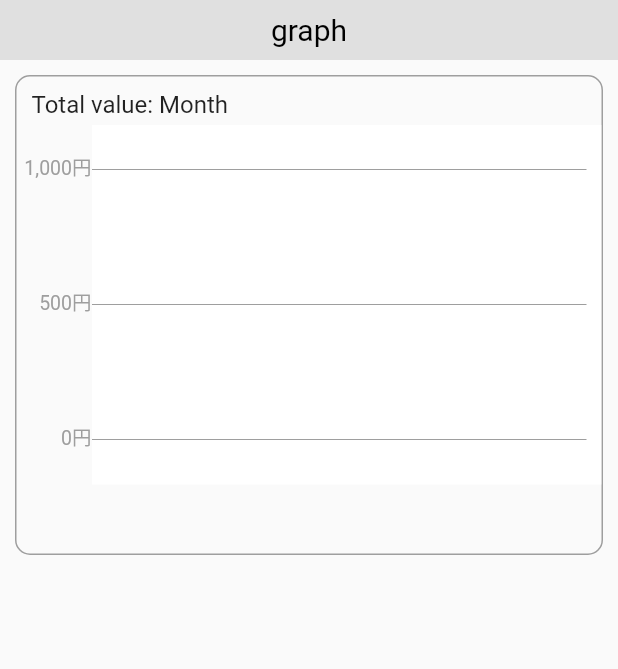
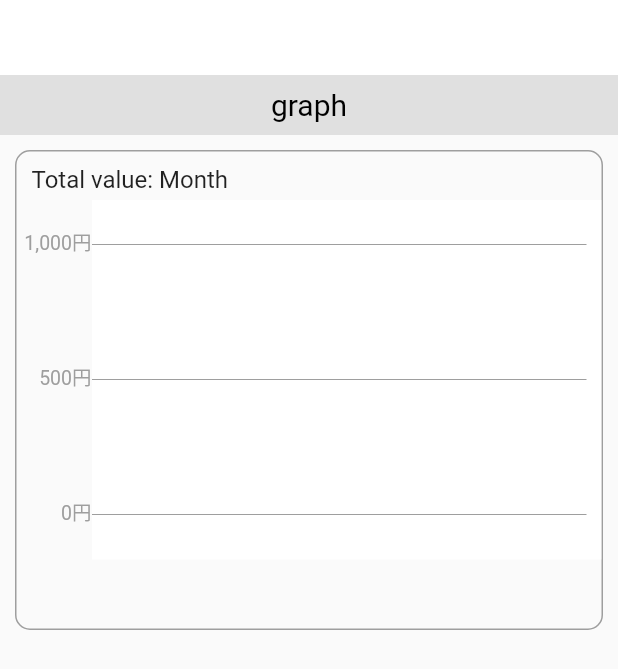
Before and after one commit to kura-kento/BalanceManagement, a Flutter app: the GraphPage screen opened directly, on a phone screen of 412 x 824 dp. Shown: the top 669 px of the screen. Run offline on Flutter 3.47's test engine with Material 2 defaults, Android fonts, the phone set to English and light mode, and no system bars; drawn by our look-alikes of auto_size_text, google_mobile_ads; our stand-ins replace charts_flutter, flutter_slidable, local_auth, shared_preferences, sqflite; missing offline and left inert: app_review, flutter_lock_screen, infinity_page_view; accounts and stored records are empty; network calls fail.

Commit message:
広告更新

```diff
--- a/lib/screens/graph_page.dart
+++ b/lib/screens/graph_page.dart
@@ -1,8 +1,11 @@
 import 'package:balancemanagement_app/i18n/message.dart';
 import 'package:balancemanagement_app/models/calendar.dart';
+import 'package:balancemanagement_app/utils/admob.dart';
 import 'package:balancemanagement_app/utils/database_help.dart';
+import 'package:balancemanagement_app/utils/shared_prefs.dart';
 import 'package:flutter/cupertino.dart';
 import 'package:flutter/material.dart';
+import 'package:google_mobile_ads/google_mobile_ads.dart';
 import 'package:intl/intl.dart';
 import '../chart.dart';
 
@@ -12,6 +15,8 @@ class GraphPage extends StatefulWidget {
 }
 
 class _GraphPageState extends State<GraphPage> {
+  final BannerAd myBanner = AdMob.admobBanner();
+  final BannerAd myBanner2 = AdMob.admobBanner2();
 
   DatabaseHelper databaseHelper = DatabaseHelper();
   List<Calendar> calendarList = [];
@@ -28,8 +33,19 @@ class _GraphPageState extends State<GraphPage> {
 
   @override
   Widget build(BuildContext context) {
+    myBanner.load();
+    myBanner2.load();
     isJapanese = Localizations.localeOf(context).languageCode == 'ja';
-    return Scaffold(
+    return Column(
+      children: [
+        Align(
+          alignment: Alignment.topCenter,
+          child: SharedPrefs.getAdPositionTop()
+              ? AdMob.adContainer(myBanner)
+              : Container(),
+        ),
+        Expanded(
+          child: Scaffold(
             body: Column(
               children: [
                 Container(
@@ -66,6 +82,12 @@ class _GraphPageState extends State<GraphPage> {
               ],
 
             ),
+          ),
+        ),
+        SharedPrefs.getAdPositionTop()
+            ? Container()
+            : AdMob.adContainer(myBanner2),
+      ],
     );
   }
 
--- a/lib/utils/admob.dart
+++ b/lib/utils/admob.dart
@@ -39,8 +39,31 @@ class AdMob{
     );
   }
 
+  static BannerAd admobBanner2() {
+    // return Container();
+    return BannerAd(
+      adUnitId: getBannerAdUnitId(),
+      size: AdSize.banner,
+      request: AdRequest(),
+      listener: BannerAdListener(
+        // 広告が正常にロードされたときに呼ばれます。
+        onAdLoaded: (Ad ad) => print('バナー広告がロードされました。'),
+        // 広告のロードが失敗した際に呼ばれます。
+        onAdFailedToLoad: (Ad ad, LoadAdError error) {
+          print('バナー広告のロードに失敗しました。: $error');
+        },
+        // 広告が開かれたときに呼ばれます。
+        onAdOpened: (Ad ad) => print('バナー広告が開かれました。'),
+        // 広告が閉じられたときに呼ばれます。
+        onAdClosed: (Ad ad) => print('バナー広告が閉じられました。'),
+        // ユーザーがアプリを閉じるときに呼ばれます。
+        onAdWillDismissScreen: (Ad ad) => print('ユーザーがアプリを離れました。'),
+      ),
+    );
+  }
+
   static Widget adContainer(myBanner){
-    final AdWidget adWidget = AdWidget(ad: myBanner);
+    AdWidget adWidget = AdWidget(ad: myBanner);
     return Container(
       alignment: Alignment.center,
       child: adWidget,
--- a/pubspec.yaml
+++ b/pubspec.yaml
@@ -1,7 +1,7 @@
 name: balancemanagement_app
 description: A new Flutter application.
 
-version: 1.3.3+1
+version: 1.3.3+2
 
 environment:
   sdk: ">=2.2.2 <3.0.0"
```
Also changed, not shown: lib/screens/calendar_page.dart (+23 -1 lines), lib/screens/home_page.dart (+7 -6 lines), lib/screens/password_screen.dart (+6 -1 lines), lib/screens/setting_page.dart (+23 -1 lines). Lines whose indentation alone changed are shown as unchanged.
